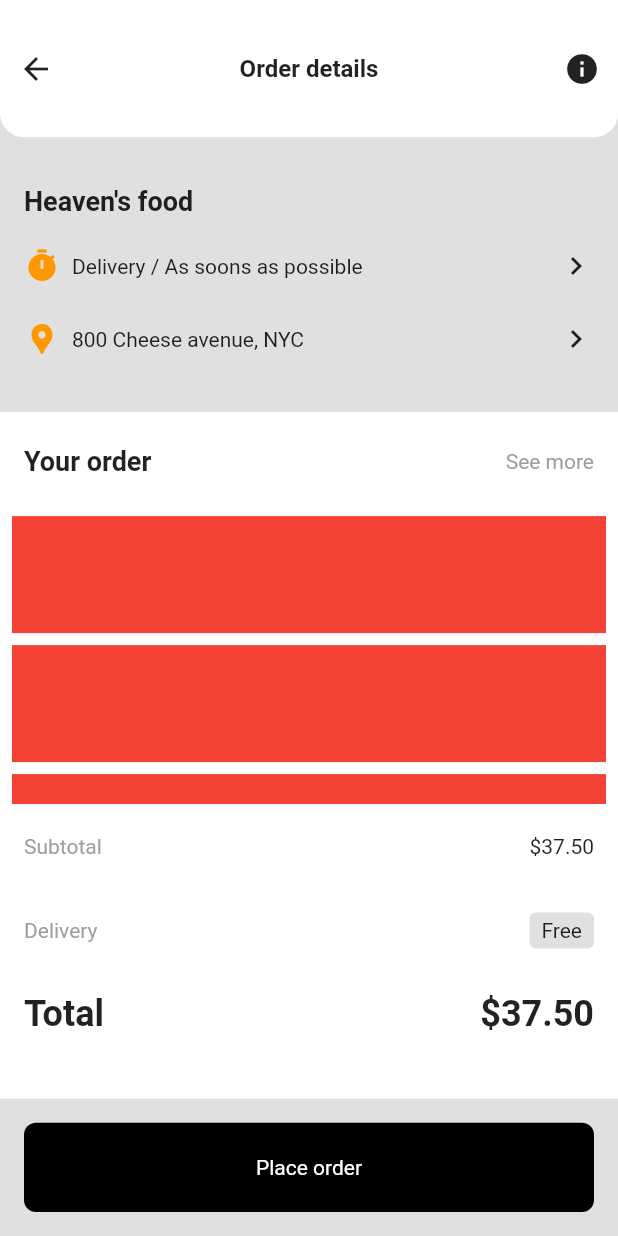
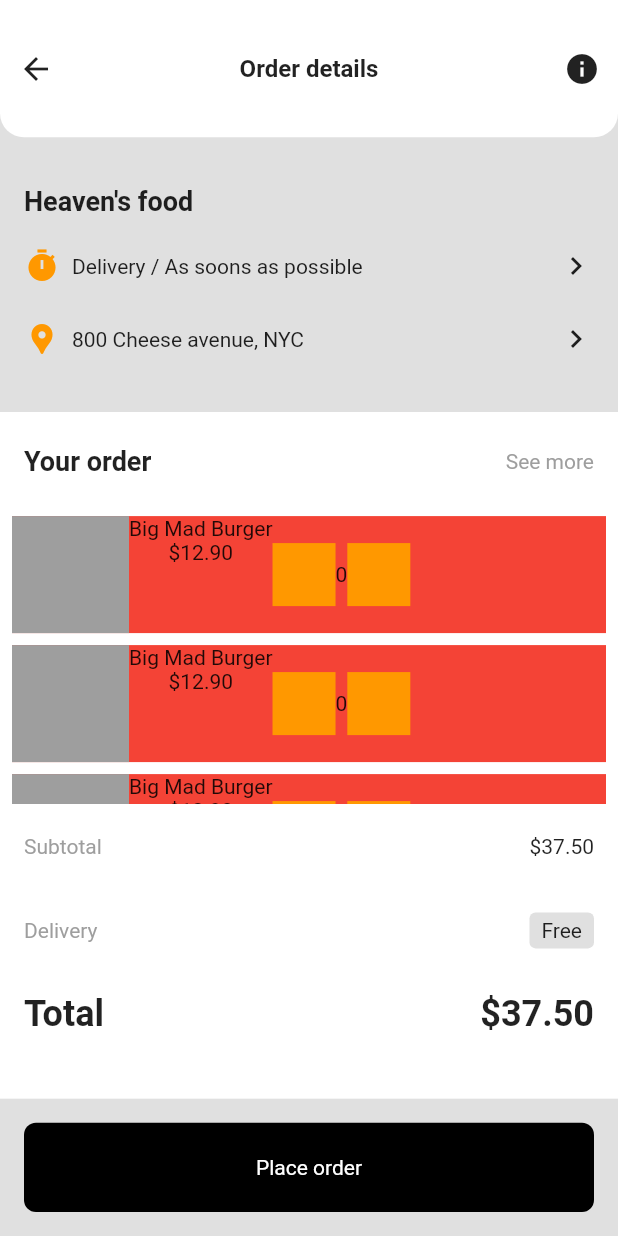
Before and after one commit to JAICHANGPARK/flutter_notebook_11th_story, a Flutter app: the screen it shows after launch, item 2 of the bottom bar chosen, on a phone screen of 412 x 824 dp. Run offline on Flutter 3.47's test engine with Material 2 defaults, Android fonts, the phone set to English and light mode, and no system bars; our stand-ins replace backdrop, badges, flutter_inner_drawer, flutter_slidable, flutter_swiper, google_fonts; network calls fail.

Commit message:
Update food_order_page.dart

```diff
--- a/lib/ep744_food_app/ui/food_order_page.dart
+++ b/lib/ep744_food_app/ui/food_order_page.dart
@@ -6,6 +6,8 @@ class FoodOrderPage extends StatefulWidget {
 }
 
 class _FoodOrderPageState extends State<FoodOrderPage> {
+
+  num _itemCount = 0;
   @override
   Widget build(BuildContext context) {
     return Scaffold(
@@ -127,6 +129,36 @@ class _FoodOrderPageState extends State<FoodOrderPage> {
                             child: Container(
                               height: 78,
                               color: Colors.red,
+                              child: Row(
+                                children: [
+                                  Container(height: 78,
+                                  width: 78,
+                                  decoration: BoxDecoration(
+                                    color: Colors.grey,
+                                  ),),
+                                  Column(
+                                    children: [
+                                      Text("Big Mad Burger"),
+                                      Text("\$12.90"),
+                                    ],
+                                  ),
+                                  Container(
+                                    height: 42,
+                                    width: 42,
+                                    decoration: BoxDecoration(
+                                      color: Colors.orange,
+                                    ),
+                                  ),
+                                  Text("$_itemCount"),
+                                  Container(
+                                    height: 42,
+                                    width: 42,
+                                    decoration: BoxDecoration(
+                                      color: Colors.orange,
+                                    ),
+                                  )
+                                ],
+                              ),
                             ),
                           );
                         })),
```
